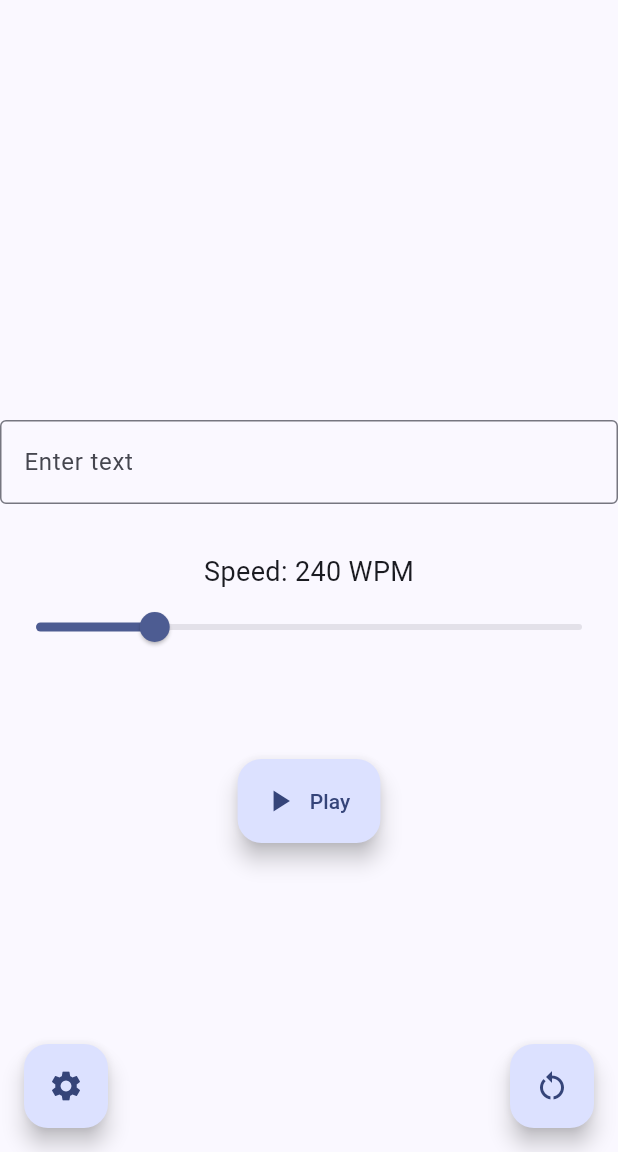
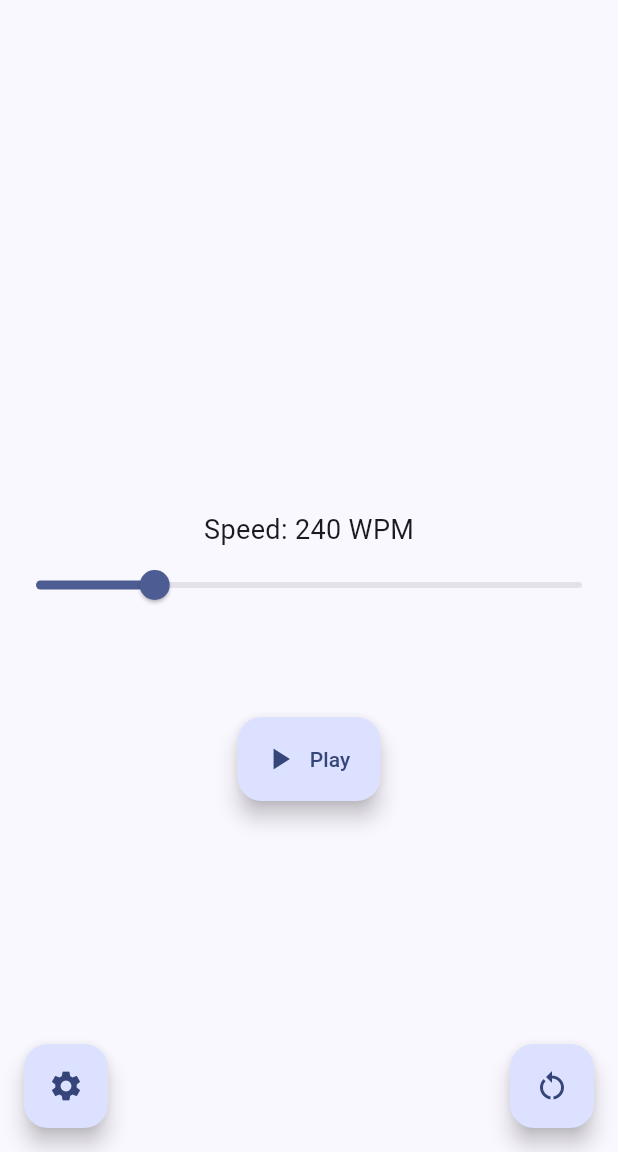
Before and after one commit to AnsonHLau/RSVP-App, a Flutter app: the screen it shows after launch, on a phone screen of 412 x 824 dp, the part 84-1236 px from its top. Run offline on Flutter 3.47's test engine with Material 3 defaults, Android fonts, the phone set to English and light mode, and no system bars.

Commit message:
Exit on submit and delete the main menu textbox

```diff
--- a/lib/main.dart
+++ b/lib/main.dart
@@ -165,13 +165,7 @@ class _MyHomePageState extends State<MyHomePage> {
                     ),
                     textAlign: TextAlign.center,
                   ),
-                  TextField(
-                    decoration: InputDecoration(
-                      border: OutlineInputBorder(),
-                      hintText: 'Enter text',
-                    ),
 
-                  ),
 
                   //Wpm Slider
                   const SizedBox(height: 32),
@@ -248,6 +242,7 @@ class _SettingsPageState extends State<SettingsPage>{
   void _submitWords(){
     readingWords = inputWords;
     _index = 0;
+    Navigator.pop(context);
   }
 
   @override
```
